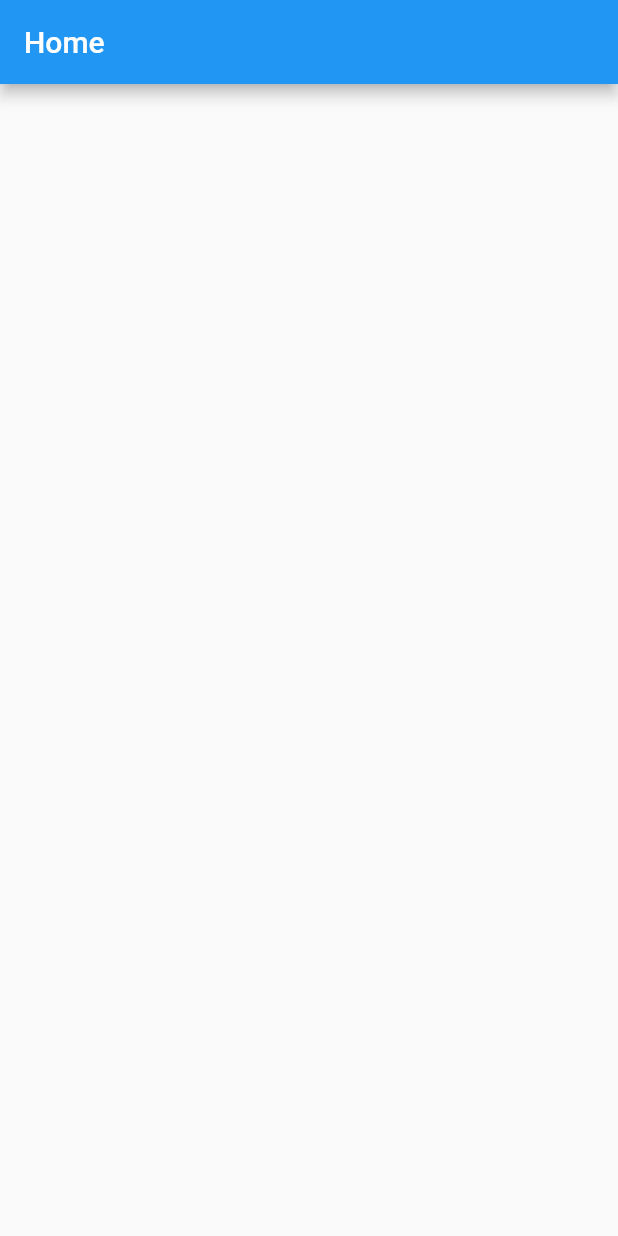
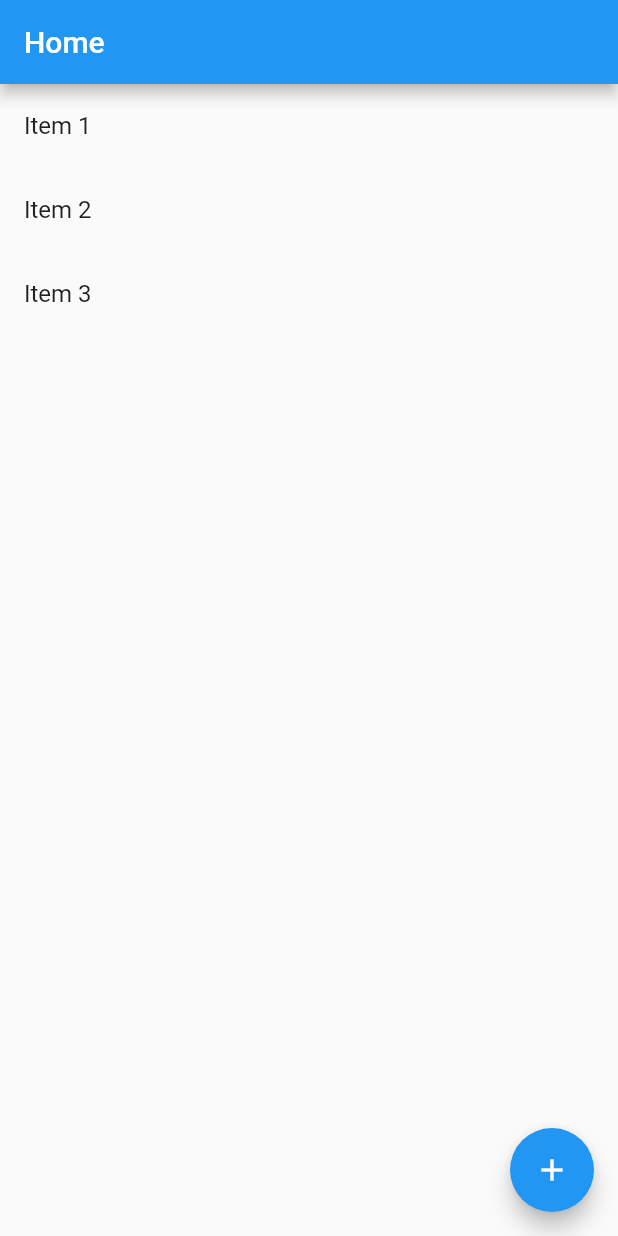
Before and after one commit to Baseflow/flutter_state_management_demo, a Flutter app: the screen it shows after launch, on a phone screen of 412 x 824 dp. Run offline on Flutter 3.47's test engine with Material 2 defaults, Android fonts, the phone set to English and light mode, and no system bars; our stand-ins replace equatable, flutter_bloc.

Commit message:
added todo items, fab and listview

```diff
--- a/lib/home_page.dart
+++ b/lib/home_page.dart
@@ -1,7 +1,14 @@
 import 'package:flutter/material.dart';
 
 class HomePage extends StatelessWidget {
-  const HomePage({Key? key}) : super(key: key);
+  HomePage({super.key})
+      : _todoItems = [
+          'Item 1',
+          'Item 2',
+          'Item 3',
+        ];
+
+  final List<String> _todoItems;
 
   @override
   Widget build(BuildContext context) {
@@ -9,8 +16,21 @@ class HomePage extends StatelessWidget {
       appBar: AppBar(
         title: const Text('Home'),
       ),
-      body: const Center(
-        child: SizedBox.shrink(),
+      body: ListView.builder(
+        itemCount: _todoItems.length,
+        itemBuilder: (BuildContext context, int index) {
+          final todo = _todoItems[index];
+          return ListTile(
+            title: Text(todo),
+          );
+        },
+      ),
+      floatingActionButton: FloatingActionButton(
+        onPressed: () {
+          _todoItems.add('Item ${_todoItems.length + 1}');
+        },
+        tooltip: 'Add Todo',
+        child: const Icon(Icons.add),
       ),
     );
   }
--- a/lib/main.dart
+++ b/lib/main.dart
@@ -16,7 +16,7 @@ class MyApp extends StatelessWidget {
       theme: ThemeData(
         primarySwatch: Colors.blue,
       ),
-      home: const HomePage(),
+      home: HomePage(),
     );
   }
 }
```
